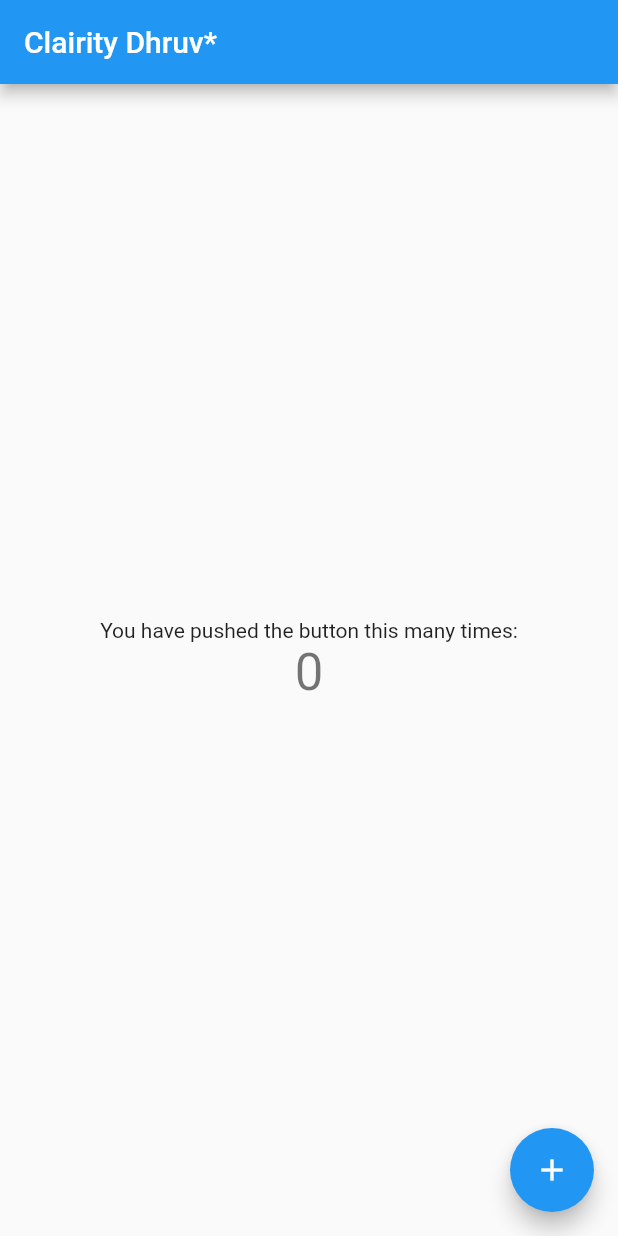
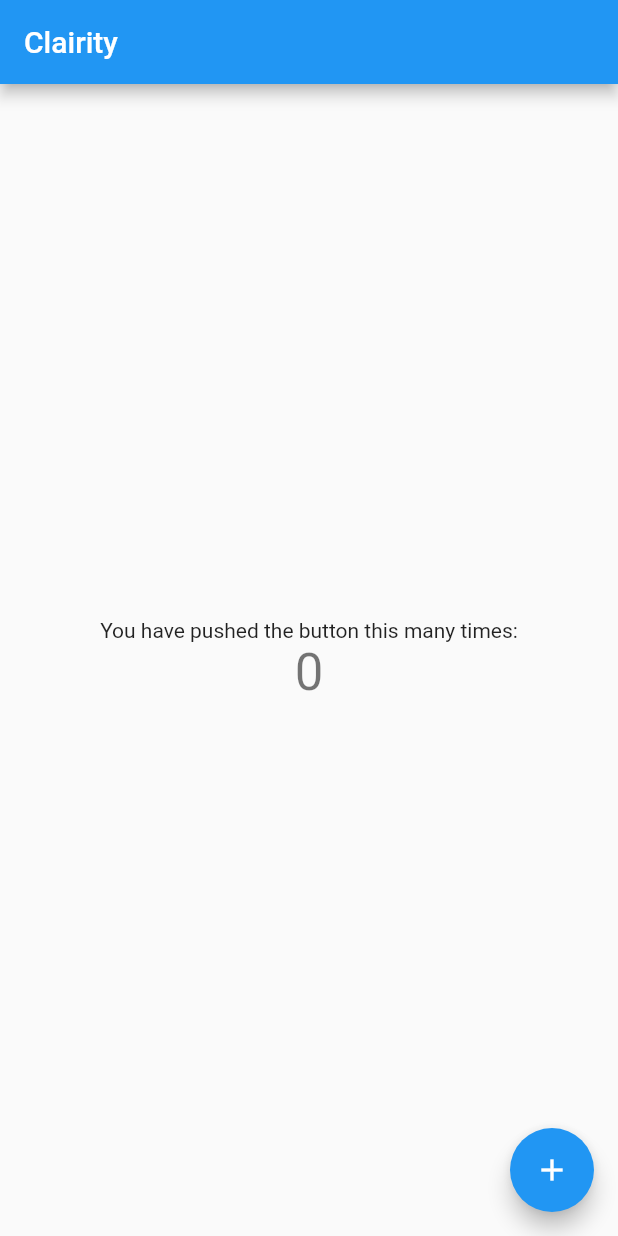
Before and after one commit to BE-Project-cl-AIR-ity/clairity, a Flutter app: the screen it shows after launch, on a phone screen of 412 x 824 dp. Run offline on Flutter 3.47's test engine with Material 2 defaults, Android fonts, the phone set to English and light mode, and no system bars.

Commit message:
TRIAL clairity

```diff
--- a/lib/main.dart
+++ b/lib/main.dart
@@ -20,7 +20,7 @@ class MyApp extends StatelessWidget {
         // is not restarted.
         primarySwatch: Colors.blue,
       ),
-      home: MyHomePage(title: 'Clairity Dhruv*'),
+      home: MyHomePage(title: 'Clairity'),
     );
   }
 }
```
